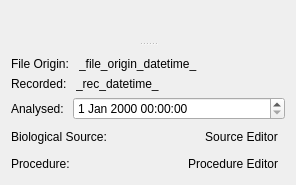
Old version of the form src/scipyen/gui/widgets/dataclasswidgets/metadatawidget.ui in the repository ctigaret/scipyen.
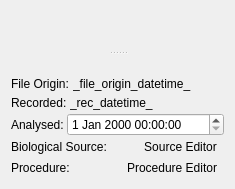
New version of the form. Icons and pictures are not drawn. Custom widgets are drawn as their Qt base class.

What changed in the file:
```diff
--- a/src/scipyen/gui/widgets/dataclasswidgets/metadatawidget.ui
+++ b/src/scipyen/gui/widgets/dataclasswidgets/metadatawidget.ui
@@ -6,14 +6,14 @@
    <rect>
     <x>0</x>
     <y>0</y>
-    <width>296</width>
-    <height>185</height>
+    <width>235</width>
+    <height>189</height>
    </rect>
   </property>
   <property name="windowTitle">
    <string>Form</string>
   </property>
-  <layout class="QGridLayout" name="gridLayout">
+  <layout class="QGridLayout" name="gridLayout_2">
    <item row="0" column="0">
     <widget class="QSplitter" name="splitter">
      <property name="orientation">
@@ -23,12 +23,33 @@
       <number>3</number>
      </property>
      <widget class="DataExchangeWidget" name="dataExchangeWidget" native="true"/>
-     <widget class="QWidget" name="layoutWidget">
-      <layout class="QVBoxLayout" name="verticalLayout">
-       <item>
+     <widget class="QWidget" name="bottomWidget" native="true">
+      <property name="sizePolicy">
+       <sizepolicy hsizetype="Preferred" vsizetype="Ignored">
+        <horstretch>0</horstretch>
+        <verstretch>0</verstretch>
+       </sizepolicy>
+      </property>
+      <layout class="QGridLayout" name="gridLayout">
+       <property name="leftMargin">
+        <number>0</number>
+       </property>
+       <property name="topMargin">
+        <number>0</number>
+       </property>
+       <property name="rightMargin">
+        <number>0</number>
+       </property>
+       <property name="bottomMargin">
+        <number>0</number>
+       </property>
+       <property name="spacing">
+        <number>0</number>
+       </property>
+       <item row="0" column="0">
         <widget class="NameDescriptionWidget" name="nameDescriptionWidget" native="true"/>
        </item>
-       <item>
+       <item row="1" column="0">
         <layout class="QHBoxLayout" name="horizontalLayout">
          <item>
           <widget class="QLabel" name="label">
@@ -52,7 +73,7 @@
          </item>
         </layout>
        </item>
-       <item>
+       <item row="2" column="0">
         <layout class="QHBoxLayout" name="horizontalLayout_2">
          <item>
           <widget class="QLabel" name="label_3">
@@ -76,7 +97,7 @@
          </item>
         </layout>
        </item>
-       <item>
+       <item row="3" column="0">
         <layout class="QHBoxLayout" name="horizontalLayout_3">
          <item>
           <widget class="QLabel" name="label_5">
@@ -97,7 +118,7 @@
          </item>
         </layout>
        </item>
-       <item>
+       <item row="4" column="0">
         <layout class="QHBoxLayout" name="horizontalLayout_4">
          <item>
           <widget class="QLabel" name="label_2">
@@ -146,7 +167,7 @@
          </item>
         </layout>
        </item>
-       <item>
+       <item row="5" column="0">
         <layout class="QHBoxLayout" name="horizontalLayout_5">
          <item>
           <widget class="QLabel" name="label_4">
```
